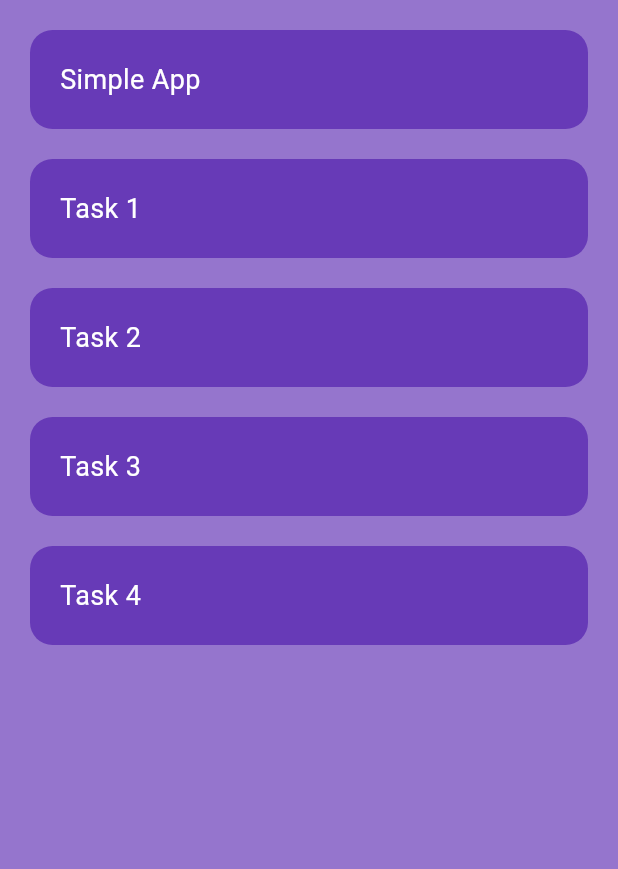
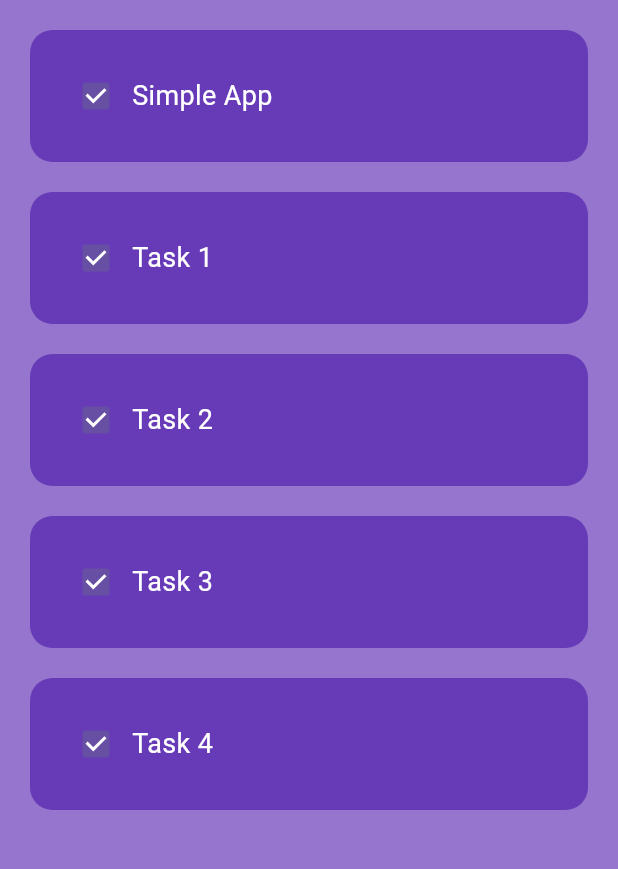
Before and after one commit to bhagat-abhishek/todoapp_flutter, a Flutter app: the screen it shows after launch, on a phone screen of 412 x 824 dp, the part 84-953 px from its top. Run offline on Flutter 3.47's test engine with Material 3 defaults, Android fonts, the phone set to English and light mode, and no system bars.

```diff
--- a/lib/pages/homepage.dart
+++ b/lib/pages/homepage.dart
@@ -1,9 +1,14 @@
 import 'package:flutter/material.dart';
 import 'package:todoapp/utils/todo_list.dart';
 
-class HomePage extends StatelessWidget {
+class HomePage extends StatefulWidget {
   HomePage({super.key});
 
+  @override
+  State<HomePage> createState() => _HomePageState();
+}
+
+class _HomePageState extends State<HomePage> {
   List toDoList = [
     ['Simple App', true],
     ['Task 1', true],
@@ -11,6 +16,12 @@ class HomePage extends StatelessWidget {
     ['Task 3', true],
     ['Task 4', true],
   ];
+
+  void checkBoxChanged(index) {
+    setState(() {
+      toDoList[index][1] = !toDoList[index][1];
+    });
+  }
 
   @override
   Widget build(BuildContext context) {
@@ -26,6 +37,8 @@ class HomePage extends StatelessWidget {
           itemBuilder: (BuildContext context, index) {
             return TodoList(
               taskName: toDoList[index][0],
+              taskCompleted: toDoList[index][1],
+              onChanged: (value) => checkBoxChanged(index),
             );
           }),
     );
--- a/lib/utils/todo_list.dart
+++ b/lib/utils/todo_list.dart
@@ -1,9 +1,15 @@
 import 'package:flutter/material.dart';
 
 class TodoList extends StatelessWidget {
-  const TodoList({super.key, required this.taskName});
+  const TodoList(
+      {super.key,
+      required this.taskName,
+      required this.taskCompleted,
+      this.onChanged});
 
   final String taskName;
+  final bool taskCompleted;
+  final Function(bool?)? onChanged;
 
   @override
   Widget build(BuildContext context) {
@@ -18,12 +24,17 @@ class TodoList extends StatelessWidget {
         padding: const EdgeInsets.all(20),
         decoration: BoxDecoration(
             color: Colors.deepPurple, borderRadius: BorderRadius.circular(15)),
-        child: Text(
-          taskName,
-          style: const TextStyle(
-            color: Colors.white,
-            fontSize: 18,
-          ),
+        child: Row(
+          children: [
+            Checkbox(value: taskCompleted, onChanged: onChanged),
+            Text(
+              taskName,
+              style: const TextStyle(
+                color: Colors.white,
+                fontSize: 18,
+              ),
+            ),
+          ],
         ),
       ),
     );
```
